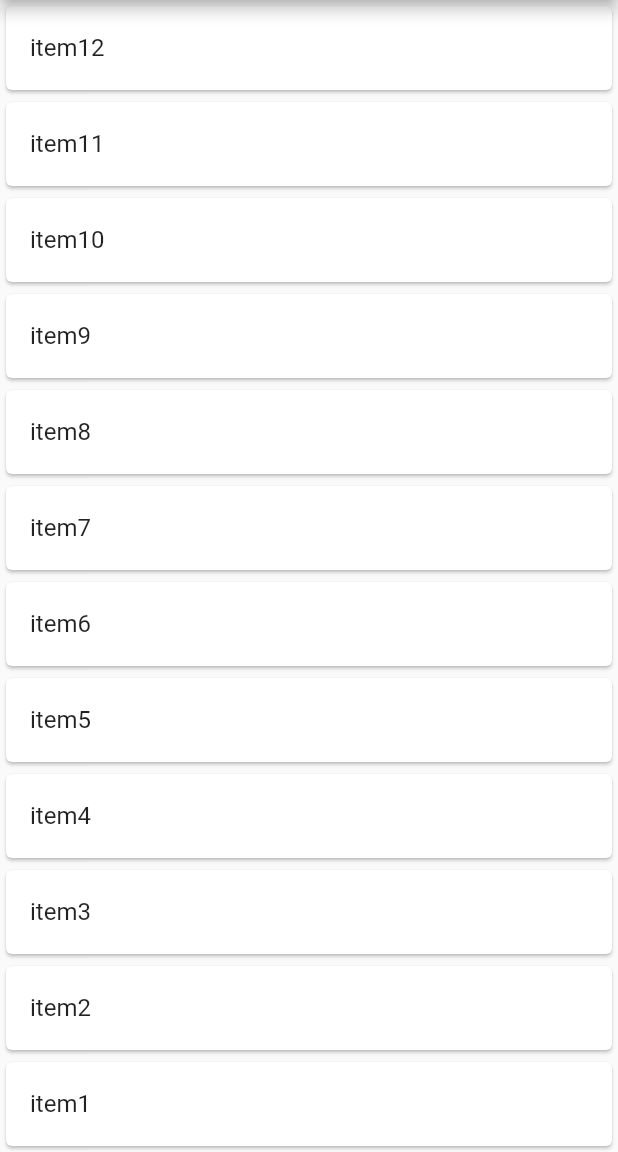
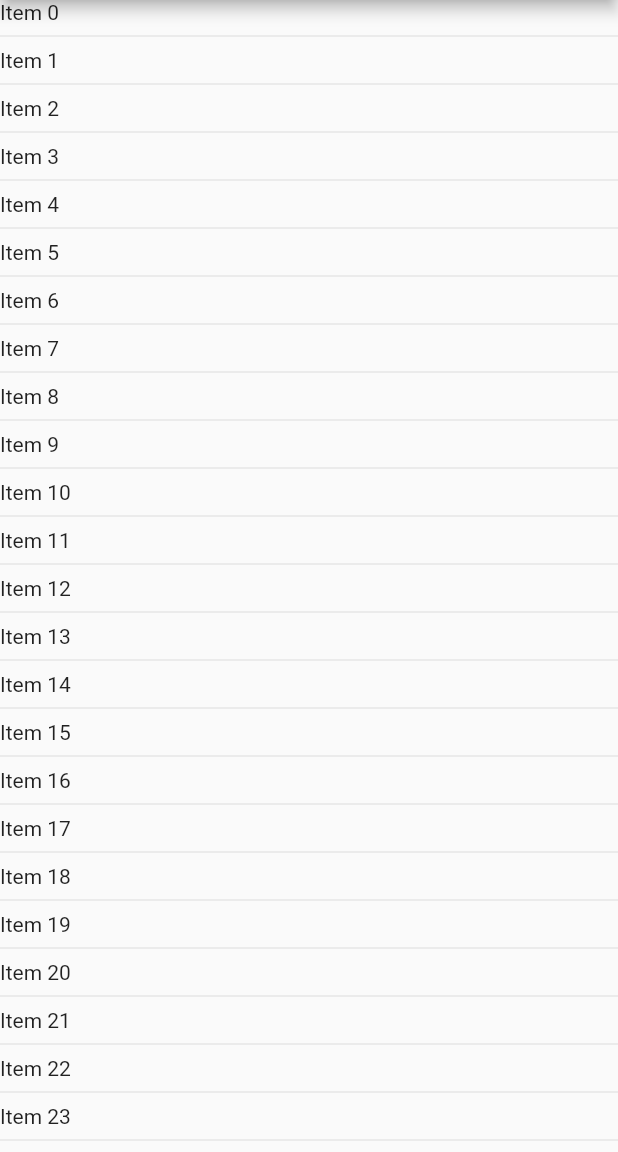
Before and after one commit to med363/TodoList, a Flutter app: the screen it shows after launch, on a phone screen of 412 x 824 dp, the part 84-1236 px from its top. Run offline on Flutter 3.47's test engine with Material 2 defaults, Android fonts, the phone set to English and light mode, and no system bars.

Commit message:
Update main.dart

```diff
--- a/lib/main.dart
+++ b/lib/main.dart
@@ -18,7 +18,7 @@ class _MyAppState extends State<MyApp> {
   @override
   Widget build(BuildContext context) {
     return Scaffold(
-      appBar: AppBar(
+/*      appBar: AppBar(
         title:Text("various ListView"),
       ),
       body: ListView(
@@ -108,6 +108,20 @@ class _MyAppState extends State<MyApp> {
           addAutomaticKeepAlives: false ,
         cacheExtent: 100.0,
       ),
-    );
+    );*/
+
+      appBar: AppBar(
+        title:Text("various ListView"),
+      ),
+      body: /*build items on demand*/
+      /*ListView.builder(itemBuilder: (_, index)=>
+      Text('Item $index'))*/
+      /*seperate items*/
+      ListView.separated(itemBuilder: (_, index)=>Text('Item $index'), separatorBuilder: (_, __)=>Divider(), itemCount: 30,
+      )
+          ,
+      );
+
+
   }
 }
```
